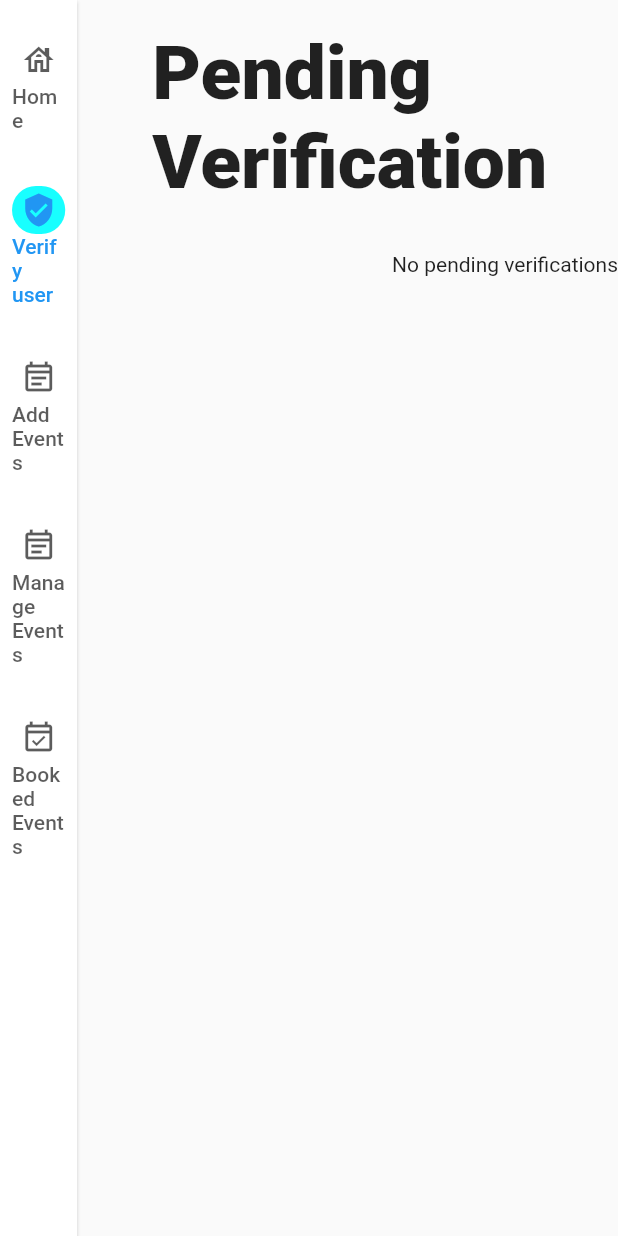
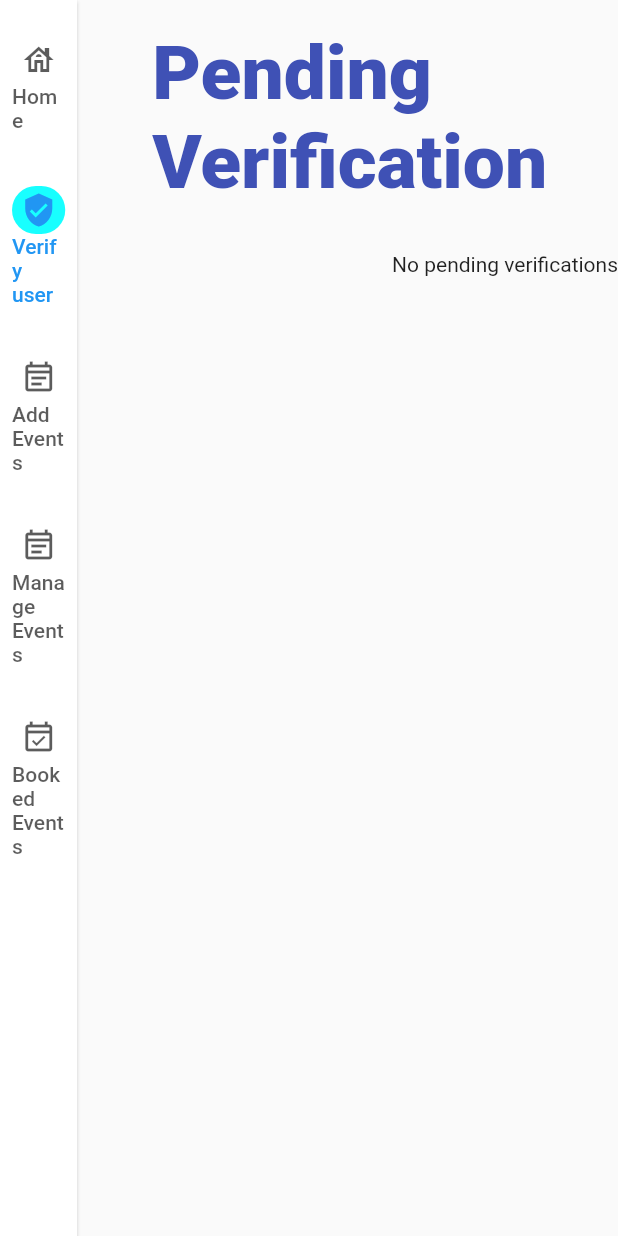
Before and after one commit to njogubless/webdashboard, a Flutter app: the screen it shows once a user with an empty profile is signed in, after a tap on "Verify users", on a phone screen of 412 x 824 dp. Run offline on Flutter 3.47's test engine with Material 2 defaults, Android fonts, the phone set to English and light mode, and no system bars; our stand-ins replace cloud_firestore, email_validator, firebase_auth, firebase_core, flutter_spinkit; accounts and stored records are empty.

Commit message:
Update section titles

```diff
--- a/lib/sections/booked_events/booked_events.dart
+++ b/lib/sections/booked_events/booked_events.dart
@@ -22,6 +22,7 @@ class BookedEvents extends StatelessWidget {
               style: TextStyle(
                 fontWeight: FontWeight.w900,
                 fontSize: 50,
+                color: Colors.indigo,
               ),
             ),
             const SizedBox(height: 30),
--- a/lib/sections/manage_events/manage_events.dart
+++ b/lib/sections/manage_events/manage_events.dart
@@ -28,6 +28,7 @@ class _ManageEventsState extends State<ManageEvents> {
               style: TextStyle(
                 fontWeight: FontWeight.w900,
                 fontSize: 50,
+                color: Colors.indigo,
               ),
             ),
             const SizedBox(height: 30),
--- a/lib/sections/verify_users/verify_users.dart
+++ b/lib/sections/verify_users/verify_users.dart
@@ -28,6 +28,7 @@ class _VerifyUsersState extends State<VerifyUsers> {
               style: TextStyle(
                 fontWeight: FontWeight.w900,
                 fontSize: 50,
+                color: Colors.indigo,
               ),
             ),
             const SizedBox(height: 30),
--- a/lib/sections/welcome/welcome.dart
+++ b/lib/sections/welcome/welcome.dart
@@ -18,11 +18,12 @@ class WelcomeSection extends StatefulWidget {
 class _WelcomeSectionState extends State<WelcomeSection> {
   @override
   Widget build(BuildContext context) {
-    return SizedBox(
-      height: MediaQuery.of(context).size.height,
-      width: 500,
-      child: Padding(
+    return Padding(
       padding: const EdgeInsets.only(top: 20, left: 50),
+      child: Row(
+        crossAxisAlignment: CrossAxisAlignment.start,
+        children: [
+          Flexible(
             child: Column(
               mainAxisSize: MainAxisSize.min,
               crossAxisAlignment: CrossAxisAlignment.start,
@@ -32,6 +33,7 @@ class _WelcomeSectionState extends State<WelcomeSection> {
                   style: TextStyle(
                     fontWeight: FontWeight.w900,
                     fontSize: 30,
+                    color: Colors.indigo,
                   ),
                 ),
                 SizedBox(height: 50),
@@ -46,6 +48,7 @@ class _WelcomeSectionState extends State<WelcomeSection> {
                       children: [
                         SizedBox(height: 20),
                         Row(
+                          mainAxisAlignment: MainAxisAlignment.center,
                           children: [
                             InfoTile(
                               title: 'Verified users',
@@ -62,10 +65,47 @@ class _WelcomeSectionState extends State<WelcomeSection> {
                             ),
                           ],
                         ),
+                        SizedBox(height: 20),
+                        Row(
+                          mainAxisAlignment: MainAxisAlignment.center,
+                          children: [
+                            FutureBuilder<int>(
+                                future: Database.getNumberOfEvents(),
+                                initialData: 0,
+                                builder: (context, snapshot) {
+                                  final events = snapshot.data!;
+                                  return InfoTile(
+                                    title: 'Number of events',
+                                    stat: events,
+                                  );
+                                }),
+                            SizedBox(width: 10),
+                            FutureBuilder<int>(
+                                future: Database.getNumberOfEvents(),
+                                initialData: 0,
+                                builder: (context, snapshot) {
+                                  final income = snapshot.data!;
+                                  return InfoTile(
+                                    title: 'Income generated',
+                                    stat: income,
+                                  );
+                                }),
+                          ],
+                        ),
                       ],
                     );
-                  }),
+                  },
+                ),
                 SizedBox(height: 20),
+              ],
+            ),
+          ),
+          Flexible(
+            child: Padding(
+              padding: const EdgeInsets.symmetric(horizontal: 40),
+              child: Column(
+                children: [
+                  SizedBox(height: 150),
                   MaterialButton(
                     onPressed: () => widget.switchPage(1),
                     color: Colors.blue,
@@ -125,7 +165,11 @@ class _WelcomeSectionState extends State<WelcomeSection> {
                       ),
                     ),
                   ),
-            ]),
+                ],
+              ),
+            ),
+          )
+        ],
       ),
     );
   }
```
Lines whose indentation alone changed are shown as unchanged.
